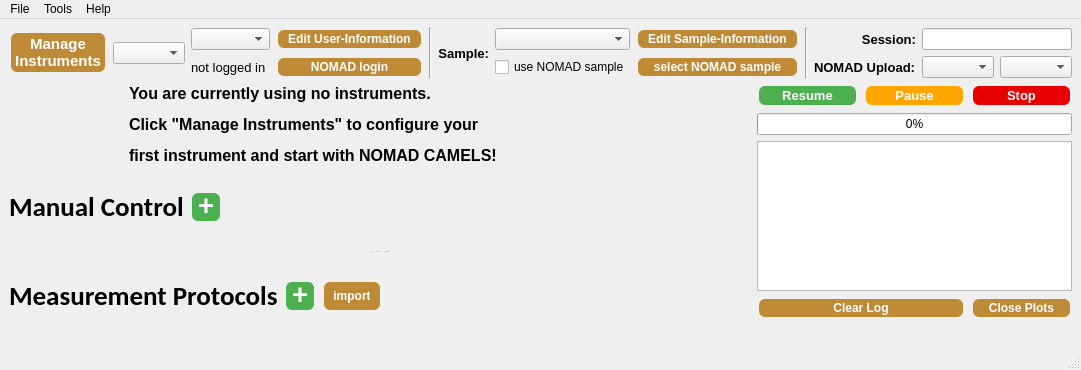
FAU-LAP/NOMAD-CAMELS, file nomad_camels/gui/mainWindow_v2.ui: the form before one commit.
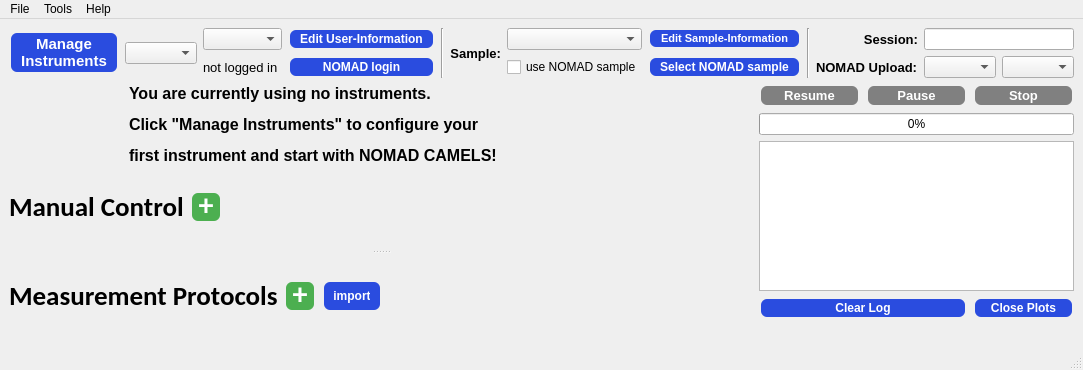
The form after the commit. Icons and pictures are not drawn. Custom widgets are drawn as their Qt base class.

Commit message: Update button styles in GUI color to blue

```diff
--- a/nomad_camels/gui/mainWindow_v2.ui
+++ b/nomad_camels/gui/mainWindow_v2.ui
@@ -6,7 +6,7 @@
    <rect>
     <x>0</x>
     <y>0</y>
-    <width>1060</width>
+    <width>1062</width>
     <height>370</height>
    </rect>
   </property>
@@ -32,7 +32,7 @@
      <widget class="QPushButton" name="pushButton_clear_log">
       <property name="styleSheet">
        <string notr="true">QPushButton {
-        background-color: #bf8a36;
+        background-color: #2a4cdf;
         color: white;
         border: none;
         padding: 2px 10px;
@@ -80,7 +80,10 @@
 
             QPushButton:hover {
                 background-color: #B22222;
-            }</string>
+            }
+QPushButton:disabled {
+        background-color: #808080;
+    }</string>
       </property>
       <property name="text">
        <string>Stop</string>
@@ -158,19 +161,21 @@
          </property>
          <property name="styleSheet">
           <string notr="true">QPushButton {
-                                background-color: #bf8a36; 
-                                color: white; 
-                                border: none; 
-                                padding: 2px 4px; 
-                                text-align: center; 
-                                text-decoration: none; 
-                                font-size: 15px; 
-                                margin: 2px 2px; 
-                                border-radius: 6px;
-                            }
-                            QPushButton:hover {
-                                background-color: #8a5a23;
-                            }</string>
+        background-color: #2a4cdf;
+        color: white;
+        border: none;
+        padding: 2px 10px;
+        text-align: center;
+        text-decoration: none;
+        font-size: 15px;
+        margin: 2px 2px;
+        border-radius: 6px;
+        font-weight: bold;
+    }
+
+    QPushButton:hover {
+        background-color: #1a3cbf;
+    }</string>
          </property>
          <property name="text">
           <string>Manage
@@ -229,13 +234,13 @@
             </property>
             <property name="styleSheet">
              <string notr="true">QPushButton {
-        background-color: #bf8a36;
+        background-color: #2a4cdf;
         color: white;
         border: none;
         padding: 2px 10px;
         text-align: center;
         text-decoration: none;
-        font-size: 12px;
+        font-size: 11px;
         margin: 2px 2px;
         border-radius: 6px;
         font-weight: bold;
@@ -262,7 +267,7 @@
             </property>
             <property name="styleSheet">
              <string notr="true">QPushButton {
-        background-color: #bf8a36;
+        background-color: #2a4cdf;
         color: white;
         border: none;
         padding: 2px 10px;
@@ -279,7 +284,7 @@
     }</string>
             </property>
             <property name="text">
-             <string>select NOMAD sample</string>
+             <string>Select NOMAD sample</string>
             </property>
            </widget>
           </item>
@@ -412,7 +417,7 @@
             </property>
             <property name="styleSheet">
              <string notr="true">QPushButton {
-        background-color: #bf8a36;
+        background-color: #2a4cdf;
         color: white;
         border: none;
         padding: 2px 10px;
@@ -445,7 +450,7 @@
             </property>
             <property name="styleSheet">
              <string notr="true">QPushButton {
-        background-color: #bf8a36;
+        background-color: #2a4cdf;
         color: white;
         border: none;
         padding: 2px 10px;
@@ -742,7 +747,7 @@
              </property>
              <property name="styleSheet">
               <string notr="true">QPushButton {
-        background-color: #bf8a36;
+        background-color: #2a4cdf;
         color: white;
         border: none;
         padding: 2px 10px;
@@ -797,6 +802,9 @@
 
     QPushButton:hover {
         background-color: #FF4500;
+    }
+QPushButton:disabled {
+        background-color: #808080;
     }</string>
       </property>
       <property name="text">
@@ -831,7 +839,10 @@
 
                             QPushButton:hover {
                                 background-color: #45a049;
-                            }</string>
+                            }
+QPushButton:disabled {
+        background-color: #808080;
+    }</string>
       </property>
       <property name="text">
        <string>Resume</string>
@@ -842,7 +853,7 @@
      <widget class="QPushButton" name="pushButton_close_plots">
       <property name="styleSheet">
        <string notr="true">QPushButton {
-        background-color: #bf8a36;
+        background-color: #2a4cdf;
         color: white;
         border: none;
         padding: 2px 10px;
@@ -870,7 +881,7 @@
     <rect>
      <x>0</x>
      <y>0</y>
-     <width>1060</width>
+     <width>1062</width>
      <height>22</height>
     </rect>
    </property>
```
Left out of the diff: 14 changed lines with no effect on the pictures. The commit also changes 7 other files.
